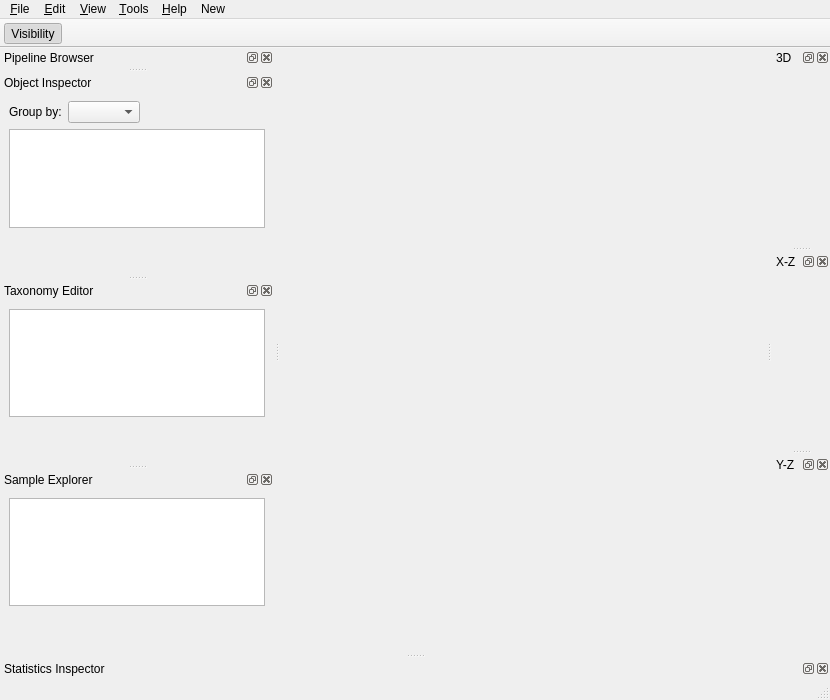
This is frontend/espinaMainWindow.ui in FelixdelasPozas/EspINA as Qt 5 draws it before an edit. The edited form follows.
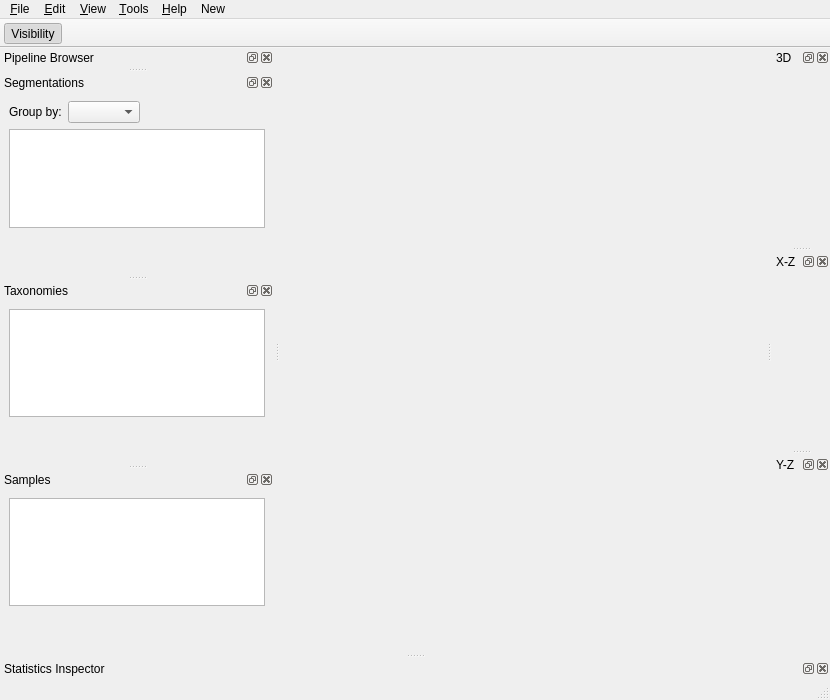
This is the edited form. Icons and pictures are not drawn. Custom widgets are drawn as their Qt base class.

The edit to the form file:
```diff
--- a/frontend/espinaMainWindow.ui
+++ b/frontend/espinaMainWindow.ui
@@ -154,7 +154,7 @@
   </widget>
   <widget class="QDockWidget" name="objectInspector">
    <property name="windowTitle">
-    <string>Object Inspector</string>
+    <string>Segmentations</string>
    </property>
    <attribute name="dockWidgetArea">
     <number>1</number>
@@ -270,7 +270,7 @@
   </widget>
   <widget class="QDockWidget" name="taxonomyEditor">
    <property name="windowTitle">
-    <string>Taxonomy Editor</string>
+    <string>Taxonomies</string>
    </property>
    <attribute name="dockWidgetArea">
     <number>1</number>
@@ -482,7 +482,7 @@
   </widget>
   <widget class="QDockWidget" name="sampleEditor">
    <property name="windowTitle">
-    <string>Sample Explorer</string>
+    <string>Samples</string>
    </property>
    <attribute name="dockWidgetArea">
     <number>1</number>
```
